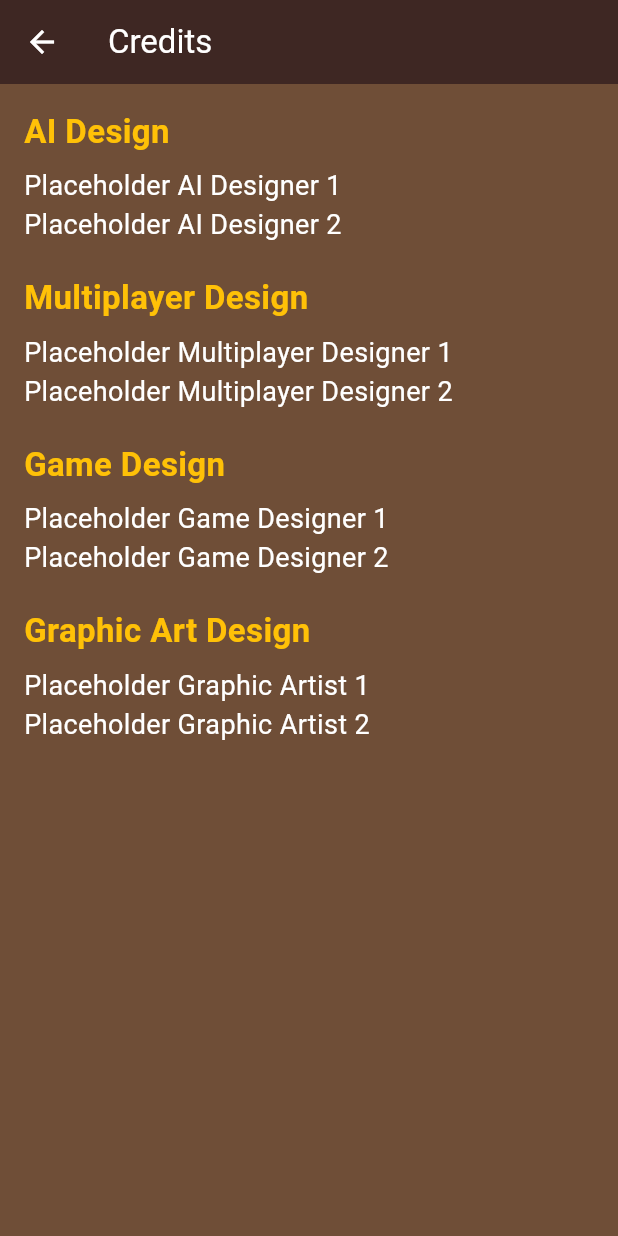
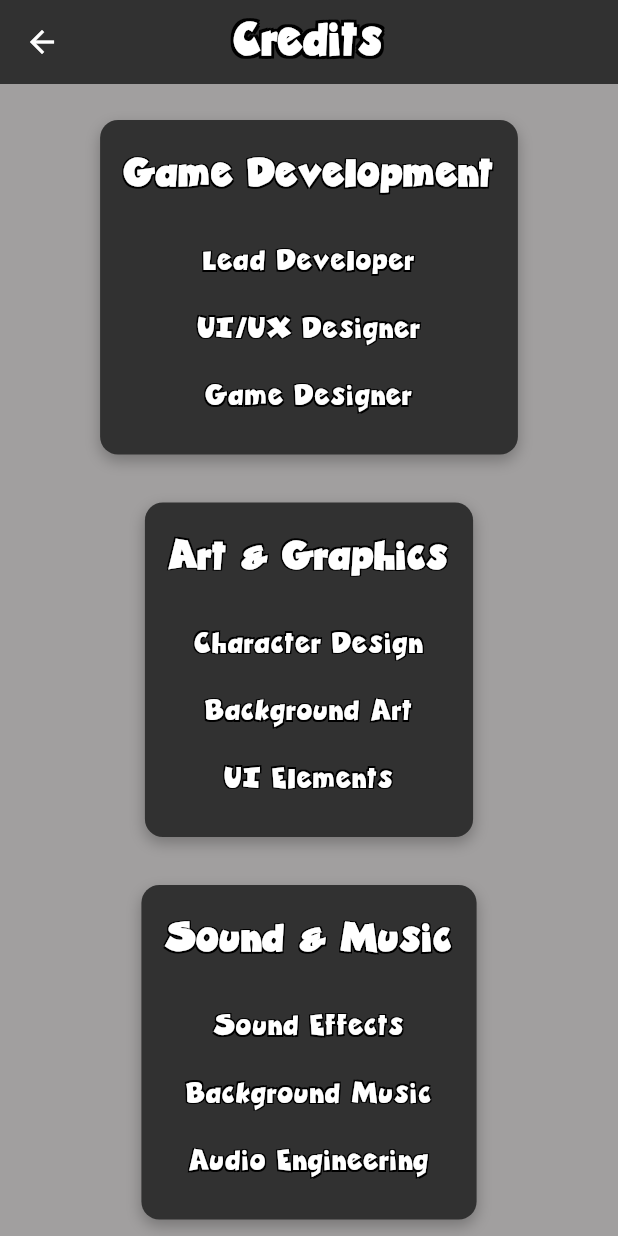
Before and after one commit to mpinel6/CSC4330FInalProject, a Flutter app: the CreditsPage screen opened directly, on a phone screen of 412 x 824 dp. Run offline on Flutter 3.47's test engine with Material 3 defaults, Android fonts, the phone set to English and light mode, and no system bars; our stand-ins replace device_info_plus, just_audio, shared_preferences; missing offline and left inert: network_info_plus; accounts and stored records are empty.

Commit message:
Styled Credits Page
Made credits page theme look like rest of the game and added some placeholders for information to add later on.

```diff
--- a/lib/credits_page.dart
+++ b/lib/credits_page.dart
@@ -1,5 +1,4 @@
 import 'package:flutter/material.dart';
-import 'settings.dart';
 
 class CreditsPage extends StatelessWidget {
   const CreditsPage({super.key});
@@ -7,89 +6,138 @@ class CreditsPage extends StatelessWidget {
   @override
   Widget build(BuildContext context) {
     return Scaffold(
-      backgroundColor: const Color(0xFF6F4E37),
+      backgroundColor: const Color.fromARGB(255, 161, 159, 159),
       appBar: AppBar(
+        iconTheme: const IconThemeData(color: Colors.white),
+        backgroundColor: const Color.fromARGB(255, 49, 49, 49),
+        centerTitle: true,
         title: const Text(
           'Credits',
-          style: TextStyle(color: Colors.white),
-        ),
-        backgroundColor: const Color(0xFF3E2723),
-        iconTheme: const IconThemeData(color: Colors.white),
-      ),
-      body: Padding(
-        padding: const EdgeInsets.all(16.0),
-        child: ListView(
-          children: const [
-            CreditCategory(
-              title: 'AI Design',
-              names: [
-                'Placeholder AI Designer 1',
-                'Placeholder AI Designer 2',
+          textAlign: TextAlign.center,
+          style: TextStyle(
+            fontFamily: 'Zubilo',
+            fontSize: 32,
+            fontWeight: FontWeight.bold,
+            color: Colors.white,
+            shadows: [
+              Shadow(offset: Offset(-2, -2), color: Colors.black),
+              Shadow(offset: Offset(2, -2), color: Colors.black),
+              Shadow(offset: Offset(-2, 2), color: Colors.black),
+              Shadow(offset: Offset(2, 2), color: Colors.black),
+              Shadow(offset: Offset(0, -2), color: Colors.black),
+              Shadow(offset: Offset(0, 2), color: Colors.black),
+              Shadow(offset: Offset(-2, 0), color: Colors.black),
+              Shadow(offset: Offset(2, 0), color: Colors.black),
+              Shadow(offset: Offset(-1, -1), color: Colors.black),
+              Shadow(offset: Offset(1, -1), color: Colors.black),
+              Shadow(offset: Offset(-1, 1), color: Colors.black),
+              Shadow(offset: Offset(1, 1), color: Colors.black),
             ],
           ),
-            SizedBox(height: 20),
-            CreditCategory(
-              title: 'Multiplayer Design',
-              names: [
-                'Placeholder Multiplayer Designer 1',
-                'Placeholder Multiplayer Designer 2',
+        ),
+      ),
+      body: SingleChildScrollView(
+        padding: const EdgeInsets.all(24.0),
+        child: Center(
+          child: ConstrainedBox(
+            constraints: const BoxConstraints(maxWidth: 600),
+            child: Column(
+              crossAxisAlignment: CrossAxisAlignment.center,
+              children: [
+                _buildCreditSection(
+                  'Game Development',
+                  [
+                    'Lead Developer',
+                    'UI/UX Designer',
+                    'Game Designer',
                   ],
                 ),
-            SizedBox(height: 20),
-            CreditCategory(
-              title: 'Game Design',
-              names: [
-                'Placeholder Game Designer 1',
-                'Placeholder Game Designer 2',
+                const SizedBox(height: 32),
+                _buildCreditSection(
+                  'Art & Graphics',
+                  [
+                    'Character Design',
+                    'Background Art',
+                    'UI Elements',
                   ],
                 ),
-            SizedBox(height: 20),
-            CreditCategory(
-              title: 'Graphic Art Design',
-              names: [
-                'Placeholder Graphic Artist 1',
-                'Placeholder Graphic Artist 2',
+                const SizedBox(height: 32),
+                _buildCreditSection(
+                  'Sound & Music',
+                  [
+                    'Sound Effects',
+                    'Background Music',
+                    'Audio Engineering',
+                  ],
+                ),
+                const SizedBox(height: 32),
+                _buildCreditSection(
+                  'Special Thanks',
+                  [
+                    'Flutter Team',
+                    'Our Amazing Players',
+                    'Support Team',
                   ],
                 ),
               ],
             ),
           ),
+        ),
+      ),
     );
   }
-}
 
-class CreditCategory extends StatelessWidget {
-  final String title;
-  final List<String> names;
-
-  const CreditCategory({
-    super.key,
-    required this.title,
-    required this.names,
-  });
-
-  @override
-  Widget build(BuildContext context) {
-    return Column(
-      crossAxisAlignment: CrossAxisAlignment.start,
+  Widget _buildCreditSection(String title, List<String> roles) {
+    return Container(
+      padding: const EdgeInsets.all(16),
+      decoration: BoxDecoration(
+        color: const Color.fromARGB(255, 49, 49, 49),
+        borderRadius: BorderRadius.circular(12),
+        boxShadow: const [
+          BoxShadow(
+            color: Colors.black26,
+            offset: Offset(0, 4),
+            blurRadius: 8,
+          ),
+        ],
+      ),
+      child: Column(
         children: [
           Text(
             title,
             style: const TextStyle(
-            fontSize: 22,
+              fontFamily: 'Zubilo',
+              fontSize: 28,
+              color: Colors.white,
               fontWeight: FontWeight.bold,
-            color: Colors.amber,
+              shadows: [
+                Shadow(offset: Offset(-1, -1), color: Colors.black),
+                Shadow(offset: Offset(1, -1), color: Colors.black),
+                Shadow(offset: Offset(-1, 1), color: Colors.black),
+                Shadow(offset: Offset(1, 1), color: Colors.black),
+              ],
             ),
           ),
-        const SizedBox(height: 8),
-        ...names.map((name) => Text(
-              name,
+          const SizedBox(height: 16),
+          ...roles.map((role) => Padding(
+                padding: const EdgeInsets.symmetric(vertical: 8),
+                child: Text(
+                  role,
                   style: const TextStyle(
-                fontSize: 18,
+                    fontFamily: 'Zubilo',
+                    fontSize: 20,
                     color: Colors.white,
+                    shadows: [
+                      Shadow(offset: Offset(-1, -1), color: Colors.black),
+                      Shadow(offset: Offset(1, -1), color: Colors.black),
+                      Shadow(offset: Offset(-1, 1), color: Colors.black),
+                      Shadow(offset: Offset(1, 1), color: Colors.black),
+                    ],
+                  ),
                 ),
               )),
         ],
+      ),
     );
   }
 }
--- a/lib/settings.dart
+++ b/lib/settings.dart
@@ -1,6 +1,7 @@
 import 'package:flutter/material.dart';
 import 'rules_page.dart';
 import 'audio_manager.dart';
+import 'credits_page.dart';
 //import 'Credits_page.dart';
 
 class SettingsPage extends StatefulWidget {
@@ -172,7 +173,10 @@ class _SettingsPageState extends State<SettingsPage> {
             const SizedBox(height: 16),
             ElevatedButton.icon(
               onPressed: () {
-                // Navigator.pushNamed(context, '/credits');
+                Navigator.push(
+                  context,
+                  MaterialPageRoute(builder: (context) => const CreditsPage()),
+                );
               },
               icon: const Icon(Icons.star, color: Colors.white),
               label: const Text(
```
Also changed, not shown: pubspec.lock. Lines whose indentation alone changed are shown as unchanged.
